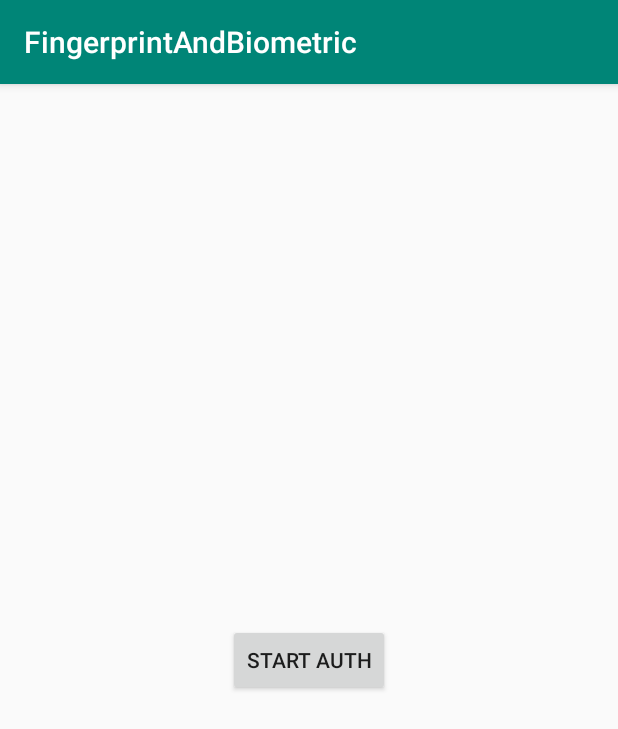
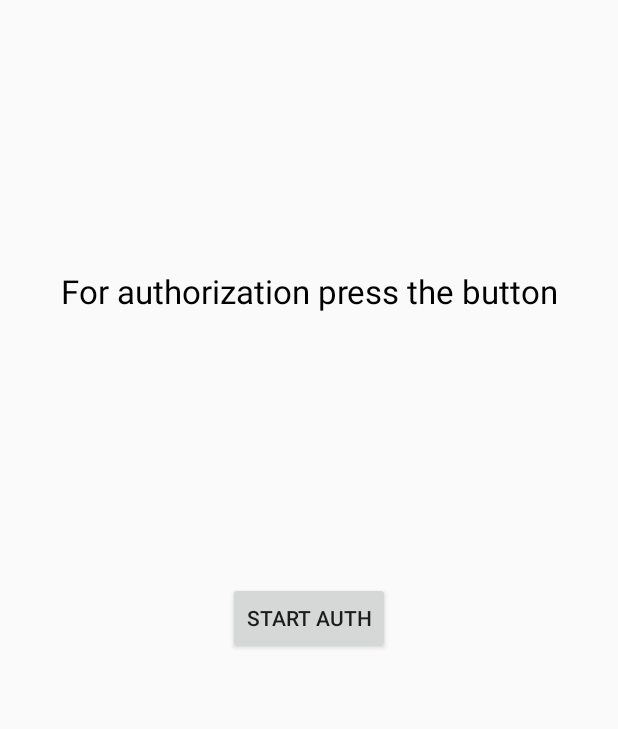
Before and after one commit to 5ALEKSEY/FingerprintAndBiometricManagers, an Android app: the screen it shows after launch (MainActivity), on a phone screen of 412 x 824 dp. Shown: the top 729 px of the screen. Run offline under Robolectric (Android 15) with nearby library versions, the phone set to English and light mode, and no system bars.

Commit message:
Refactor and migrate to android X

```diff
--- a/app/src/main/AndroidManifest.xml
+++ b/app/src/main/AndroidManifest.xml
@@ -11,7 +11,7 @@
             android:icon="@drawable/ic_launcher"
             android:label="@string/app_name"
             android:supportsRtl="true"
-            android:theme="@style/AppTheme" tools:ignore="GoogleAppIndexingWarning">
+            android:theme="@style/AppTheme">
         <activity android:name=".MainActivity">
             <intent-filter>
                 <action android:name="android.intent.action.MAIN"/>
--- a/app/src/main/java/com/example/fingerprintandbiometric/MainActivity.kt
+++ b/app/src/main/java/com/example/fingerprintandbiometric/MainActivity.kt
@@ -4,13 +4,13 @@ import android.content.Intent
 import android.os.Bundle
 import android.provider.Settings
 import androidx.appcompat.app.AppCompatActivity
+import android.widget.Button
 import com.example.fingerprintandbiometric.auth.exceptions.AuthManagerProvideException
 import com.example.fingerprintandbiometric.auth.interfaces.AuthManager
 import com.example.fingerprintandbiometric.auth.interfaces.AuthenticationListener
 import com.example.fingerprintandbiometric.auth.provider.AuthManagerProvider
 import com.example.fingerprintandbiometric.extensions.FingerprintState
 import com.example.fingerprintandbiometric.extensions.notifyUser
-import kotlinx.android.synthetic.main.activity_main.*
 
 class MainActivity : AppCompatActivity(), AuthenticationListener {
 
@@ -20,7 +20,7 @@ class MainActivity : AppCompatActivity(), AuthenticationListener {
         super.onCreate(savedInstanceState)
         setContentView(R.layout.activity_main)
         // authenticate with button click
-        authenticateActionButton.setOnClickListener {
+        findViewById<Button>(R.id.btn_auth_action).setOnClickListener {
             mAuthManager.authenticate()
         }
     }
--- a/app/src/main/java/com/example/fingerprintandbiometric/auth/fingerprint/FingerprintAuthManager.kt
+++ b/app/src/main/java/com/example/fingerprintandbiometric/auth/fingerprint/FingerprintAuthManager.kt
@@ -3,8 +3,8 @@ package com.example.fingerprintandbiometric.auth.fingerprint
 import android.content.Context
 import android.os.Build
 import androidx.annotation.RequiresApi
+import androidx.fragment.app.Fragment
 import androidx.appcompat.app.AppCompatActivity
-import androidx.fragment.app.Fragment
 import com.example.fingerprintandbiometric.auth.fingerprint.dialog.FingerprintAuthDialog
 import com.example.fingerprintandbiometric.auth.interfaces.AuthManager
 import com.example.fingerprintandbiometric.auth.interfaces.AuthenticationListener
--- a/app/src/main/java/com/example/fingerprintandbiometric/auth/fingerprint/dialog/FingerprintAuthDialog.kt
+++ b/app/src/main/java/com/example/fingerprintandbiometric/auth/fingerprint/dialog/FingerprintAuthDialog.kt
@@ -1,18 +1,17 @@
 package com.example.fingerprintandbiometric.auth.fingerprint.dialog
 
-import android.content.DialogInterface
 import android.hardware.fingerprint.FingerprintManager
 import android.os.Build
 import android.os.Bundle
 import android.security.keystore.KeyGenParameterSpec
 import android.security.keystore.KeyProperties
+import androidx.annotation.RequiresApi
+import androidx.fragment.app.DialogFragment
 import android.util.Log
 import android.view.LayoutInflater
 import android.view.View
 import android.view.ViewGroup
 import android.widget.Button
-import androidx.annotation.RequiresApi
-import androidx.fragment.app.DialogFragment
 import com.airbnb.lottie.LottieAnimationView
 import com.example.fingerprintandbiometric.R
 import com.example.fingerprintandbiometric.auth.interfaces.AuthenticationListener
--- a/app/src/main/java/com/example/fingerprintandbiometric/auth/fingerprint/dialog/FingerprintUiHelper.kt
+++ b/app/src/main/java/com/example/fingerprintandbiometric/auth/fingerprint/dialog/FingerprintUiHelper.kt
@@ -3,10 +3,10 @@ package com.example.fingerprintandbiometric.auth.fingerprint.dialog
 import android.hardware.fingerprint.FingerprintManager
 import android.os.Build
 import android.os.CancellationSignal
+import androidx.annotation.RequiresApi
 import android.view.View
 import android.widget.ImageView
 import android.widget.TextView
-import androidx.annotation.RequiresApi
 import com.airbnb.lottie.LottieAnimationView
 import com.example.fingerprintandbiometric.R
 
--- a/app/src/main/res/layout/activity_main.xml
+++ b/app/src/main/res/layout/activity_main.xml
@@ -1,5 +1,5 @@
 <?xml version="1.0" encoding="utf-8"?>
-<android.support.constraint.ConstraintLayout
+<androidx.constraintlayout.widget.ConstraintLayout
         xmlns:android="http://schemas.android.com/apk/res/android"
         xmlns:tools="http://schemas.android.com/tools"
         xmlns:app="http://schemas.android.com/apk/res-auto"
@@ -7,8 +7,23 @@
         android:layout_height="match_parent"
         tools:context=".MainActivity">
 
+    <TextView
+            android:id="@+id/tv_header_text"
+            android:text="@string/app_header_text"
+            android:textSize="22sp"
+            android:layout_marginEnd="12dp"
+            android:layout_marginStart="12dp"
+            android:textAlignment="center"
+            android:textColor="@color/black"
+            android:layout_width="wrap_content"
+            android:layout_height="wrap_content"
+            app:layout_constraintEnd_toEndOf="parent"
+            app:layout_constraintStart_toStartOf="parent"
+            app:layout_constraintTop_toTopOf="parent"
+            app:layout_constraintBottom_toTopOf="@+id/btn_auth_action"/>
+
     <Button
-            android:id="@+id/authenticateActionButton"
+            android:id="@+id/btn_auth_action"
             android:text="@string/start_auth_button_text"
             android:layout_width="wrap_content"
             android:layout_height="wrap_content"
@@ -17,4 +32,4 @@
             app:layout_constraintTop_toTopOf="parent"
             app:layout_constraintBottom_toBottomOf="parent"/>
 
-</android.support.constraint.ConstraintLayout>
+</androidx.constraintlayout.widget.ConstraintLayout>
--- a/app/src/main/res/values/strings.xml
+++ b/app/src/main/res/values/strings.xml
@@ -1,5 +1,6 @@
 <resources>
     <string name="app_name">FingerprintAndBiometric</string>
+    <string name="app_header_text">For authorization press the button</string>
     <string name="start_auth_button_text">start auth</string>
     <string name="fingerprint_dialog_title_text">Confirm your fingerprint to continue</string>
     <string name="fingerprint_dialog_status_text">Touch sensor for unlock</string>
--- a/app/src/main/res/values/styles.xml
+++ b/app/src/main/res/values/styles.xml
@@ -1,7 +1,7 @@
 <resources>
 
     <!-- Base application theme. -->
-    <style name="AppTheme" parent="Theme.AppCompat.Light.DarkActionBar">
+    <style name="AppTheme" parent="Theme.AppCompat.Light.NoActionBar">
         <!-- Customize your theme here. -->
         <item name="colorPrimary">@color/colorPrimary</item>
         <item name="colorPrimaryDark">@color/colorPrimaryDark</item>
--- a/gradle.properties
+++ b/gradle.properties
@@ -6,6 +6,8 @@
 # http://www.gradle.org/docs/current/userguide/build_environment.html
 # Specifies the JVM arguments used for the daemon process.
 # The setting is particularly useful for tweaking memory settings.
+android.enableJetifier=true
+android.useAndroidX=true
 org.gradle.jvmargs=-Xmx1536m
 # When configured, Gradle will run in incubating parallel mode.
 # This option should only be used with decoupled projects. More details, visit
```
Also changed, not shown: app/build.gradle (+8 -8 lines), 1 other file.
